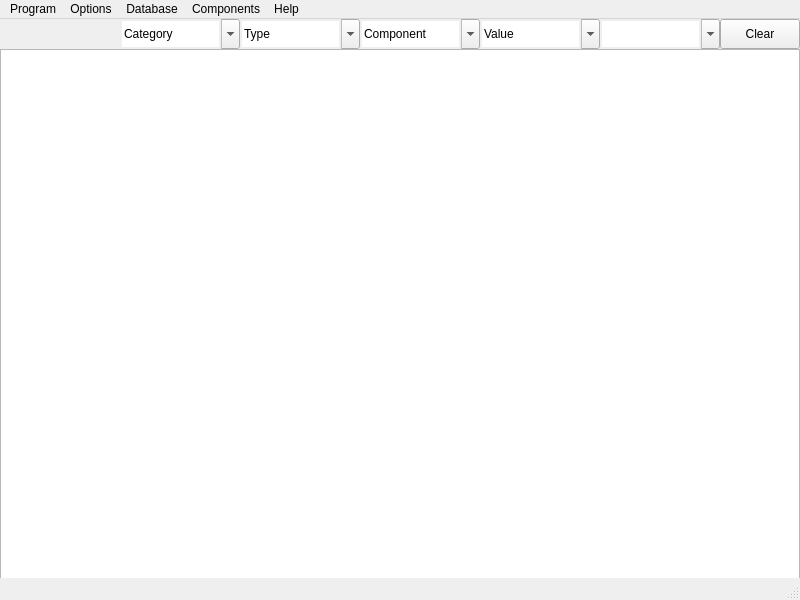
First picture: the form in mainwindow.ui, repository robixxxxx/Electronic-Components-Database, before the edit.
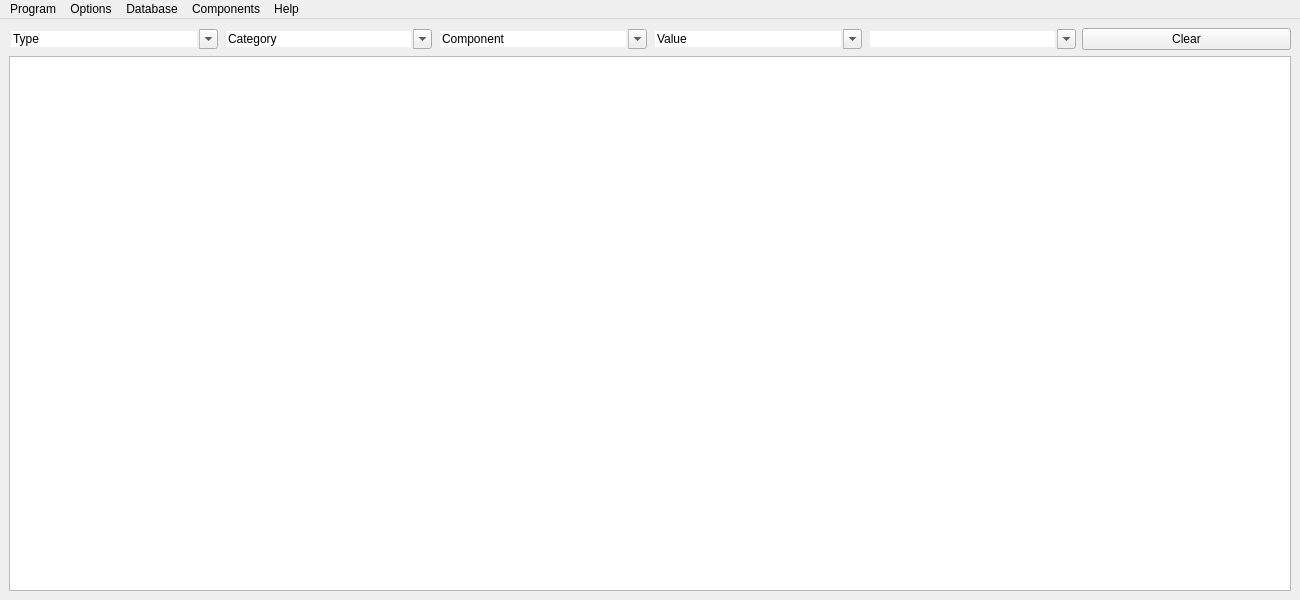
Second picture: the form after the edit.

Commit message: new file:   ComponentForm_ui.py 	deleted:    addComponentForm_ui.py 	renamed:    addComponentForm.py -> componentForm.py 	renamed:    addComponentForm.ui -> componentForm.ui 	modified:   main.py 	modified:   mainwindow.py 	modified:   mainwindow.ui 	modified:   mainwindow_ui.py

```diff
--- a/mainwindow.ui
+++ b/mainwindow.ui
@@ -6,7 +6,7 @@
    <rect>
     <x>0</x>
     <y>0</y>
-    <width>800</width>
+    <width>1300</width>
     <height>600</height>
    </rect>
   </property>
@@ -14,71 +14,25 @@
    <string>Electronic Components Database</string>
   </property>
   <widget class="QWidget" name="centralwidget">
-   <widget class="QTableView" name="tableView">
-    <property name="enabled">
-     <bool>true</bool>
-    </property>
-    <property name="geometry">
-     <rect>
-      <x>0</x>
-      <y>30</y>
-      <width>800</width>
-      <height>550</height>
-     </rect>
-    </property>
     <property name="sizePolicy">
-     <sizepolicy hsizetype="Expanding" vsizetype="Expanding">
+    <sizepolicy hsizetype="Preferred" vsizetype="Preferred">
       <horstretch>0</horstretch>
       <verstretch>0</verstretch>
      </sizepolicy>
     </property>
-    <property name="mouseTracking">
-     <bool>false</bool>
-    </property>
-    <property name="contextMenuPolicy">
-     <enum>Qt::ActionsContextMenu</enum>
-    </property>
-    <property name="acceptDrops">
-     <bool>true</bool>
-    </property>
-    <property name="dragEnabled">
-     <bool>true</bool>
-    </property>
-    <property name="sortingEnabled">
-     <bool>true</bool>
-    </property>
-   </widget>
-   <widget class="QComboBox" name="categoryFilter">
-    <property name="geometry">
-     <rect>
-      <x>120</x>
-      <y>0</y>
-      <width>120</width>
-      <height>30</height>
-     </rect>
-    </property>
-    <property name="autoFillBackground">
-     <bool>false</bool>
-    </property>
-    <property name="editable">
-     <bool>true</bool>
-    </property>
-    <property name="currentText">
-     <string>Category</string>
-    </property>
-    <property name="frame">
-     <bool>false</bool>
-    </property>
-   </widget>
+   <layout class="QGridLayout" name="gridLayout">
+    <item row="0" column="0">
+     <layout class="QVBoxLayout" name="verticalLayout" stretch="0,1">
+      <property name="sizeConstraint">
+       <enum>QLayout::SetNoConstraint</enum>
+      </property>
+      <property name="leftMargin">
+       <number>0</number>
+      </property>
+      <item>
+       <layout class="QHBoxLayout" name="horizontalLayout">
+        <item>
    <widget class="QComboBox" name="typeFilter">
-    <property name="geometry">
-     <rect>
-      <x>240</x>
-      <y>0</y>
-      <width>120</width>
-      <height>30</height>
-     </rect>
-    </property>
     <property name="autoFillBackground">
      <bool>false</bool>
     </property>
@@ -92,15 +46,25 @@
      <bool>false</bool>
     </property>
    </widget>
+        </item>
+        <item>
+         <widget class="QComboBox" name="categoryFilter">
+          <property name="autoFillBackground">
+           <bool>false</bool>
+          </property>
+          <property name="editable">
+           <bool>true</bool>
+          </property>
+          <property name="currentText">
+           <string>Category</string>
+          </property>
+          <property name="frame">
+           <bool>false</bool>
+          </property>
+         </widget>
+        </item>
+        <item>
    <widget class="QComboBox" name="componentFilter">
-    <property name="geometry">
-     <rect>
-      <x>360</x>
-      <y>0</y>
-      <width>120</width>
-      <height>30</height>
-     </rect>
-    </property>
     <property name="autoFillBackground">
      <bool>false</bool>
     </property>
@@ -114,15 +78,9 @@
      <bool>false</bool>
     </property>
    </widget>
+        </item>
+        <item>
    <widget class="QComboBox" name="valueFilter">
-    <property name="geometry">
-     <rect>
-      <x>480</x>
-      <y>0</y>
-      <width>120</width>
-      <height>30</height>
-     </rect>
-    </property>
     <property name="autoFillBackground">
      <bool>false</bool>
     </property>
@@ -136,15 +94,9 @@
      <bool>false</bool>
     </property>
    </widget>
+        </item>
+        <item>
    <widget class="QComboBox" name="packageFilter">
-    <property name="geometry">
-     <rect>
-      <x>600</x>
-      <y>0</y>
-      <width>120</width>
-      <height>30</height>
-     </rect>
-    </property>
     <property name="autoFillBackground">
      <bool>false</bool>
     </property>
@@ -158,27 +110,70 @@
      <bool>false</bool>
     </property>
    </widget>
+        </item>
+        <item>
    <widget class="QPushButton" name="Clear">
-    <property name="geometry">
-     <rect>
-      <x>720</x>
-      <y>0</y>
-      <width>80</width>
-      <height>30</height>
-     </rect>
-    </property>
     <property name="text">
      <string>Clear</string>
     </property>
    </widget>
+        </item>
+       </layout>
+      </item>
+      <item>
+       <widget class="QTableView" name="tableView">
+        <property name="enabled">
+         <bool>true</bool>
+        </property>
+        <property name="sizePolicy">
+         <sizepolicy hsizetype="Expanding" vsizetype="Expanding">
+          <horstretch>0</horstretch>
+          <verstretch>0</verstretch>
+         </sizepolicy>
+        </property>
+        <property name="mouseTracking">
+         <bool>false</bool>
+        </property>
+        <property name="contextMenuPolicy">
+         <enum>Qt::ActionsContextMenu</enum>
+        </property>
+        <property name="acceptDrops">
+         <bool>true</bool>
+        </property>
+        <property name="locale">
+         <locale language="English" country="UnitedStates"/>
+        </property>
+        <property name="dragEnabled">
+         <bool>true</bool>
+        </property>
+        <property name="selectionMode">
+         <enum>QAbstractItemView::ContiguousSelection</enum>
+        </property>
+        <property name="selectionBehavior">
+         <enum>QAbstractItemView::SelectRows</enum>
+        </property>
+        <property name="sortingEnabled">
+         <bool>true</bool>
+        </property>
+        <attribute name="horizontalHeaderStretchLastSection">
+         <bool>false</bool>
+        </attribute>
+        <attribute name="verticalHeaderStretchLastSection">
+         <bool>false</bool>
+        </attribute>
+       </widget>
+      </item>
+     </layout>
+    </item>
+   </layout>
   </widget>
   <widget class="QMenuBar" name="menubar">
    <property name="geometry">
     <rect>
      <x>0</x>
      <y>0</y>
-     <width>800</width>
-     <height>20</height>
+     <width>1300</width>
+     <height>21</height>
     </rect>
    </property>
    <widget class="QMenu" name="menuOptions">
@@ -234,7 +229,6 @@
    <addaction name="menuComponents"/>
    <addaction name="menuHelp"/>
   </widget>
-  <widget class="QStatusBar" name="statusbar"/>
   <action name="actionConfiguration">
    <property name="text">
     <string>Configuration</string>
```
Left out of the diff: 27 changed lines with no effect on the pictures. Lines whose indentation alone changed are shown as unchanged. The commit also changes 7 other files.
